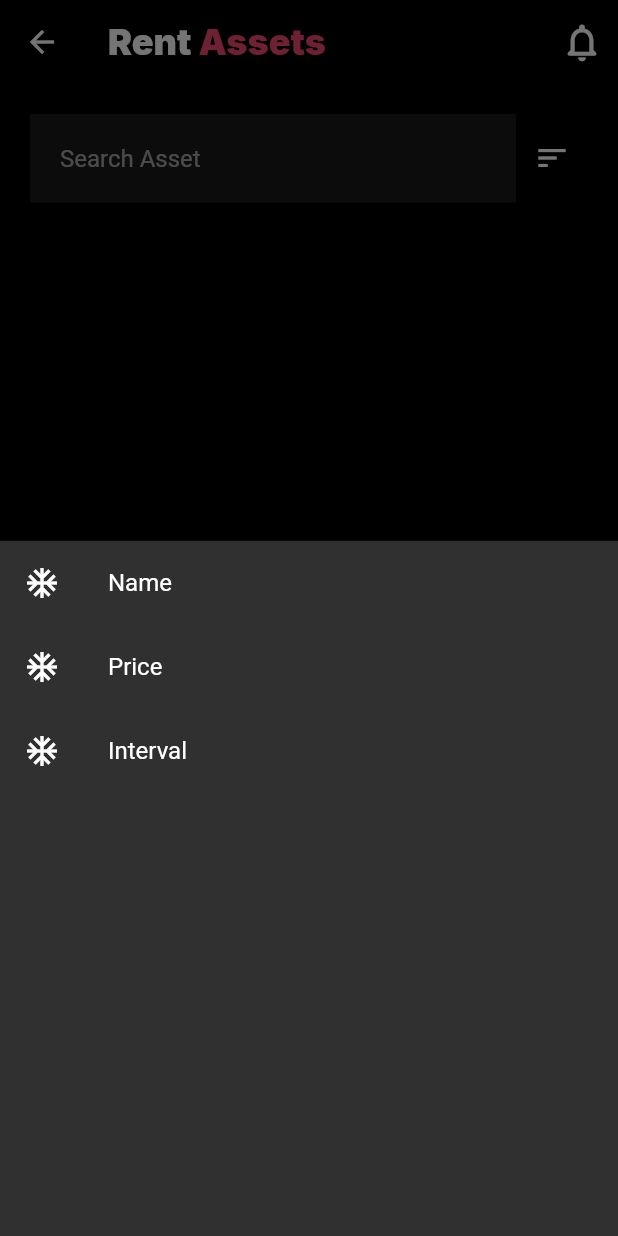
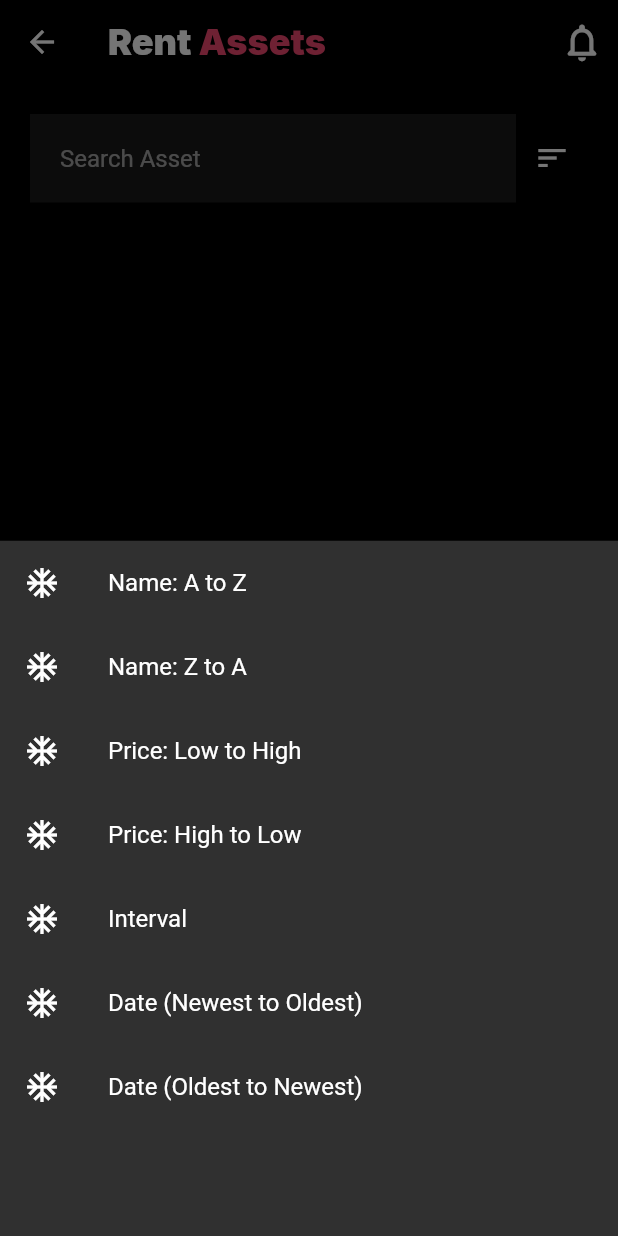
Before and after one commit to Renteefy/frontend-obsolete, a Flutter app: the AssetCatalogPage screen opened by its route, after a tap on the "sort" icon, on a phone screen of 412 x 824 dp. Run offline on Flutter 3.47's test engine with Material 2 defaults, Android fonts, the phone set to English and light mode, and no system bars; our stand-ins replace flutter_dotenv, flutter_secure_storage, google_fonts, image_picker; accounts and stored records are empty.

Commit message:
Multiple sorting options added

```diff
--- a/lib/models/AssetListing.dart
+++ b/lib/models/AssetListing.dart
@@ -6,6 +6,7 @@ class AssetListing {
   final String price;
   final String interval;
   final String url;
+  final String date;
 
   AssetListing({
     @required this.assetID,
@@ -13,6 +14,7 @@ class AssetListing {
     @required this.price,
     @required this.interval,
     @required this.url,
+    @required this.date,
   });
 
   factory AssetListing.fromJson(Map<String, dynamic> json) {
@@ -21,7 +23,8 @@ class AssetListing {
         title: json['title'] as String,
         price: json['price'] as String,
         interval: json['interval'] as String,
-        url: json['url'] as String);
+        url: json['url'] as String,
+        date: json['date'] as String);
   }
 }
 
--- a/lib/pages/AssetsCatalogPage.dart
+++ b/lib/pages/AssetsCatalogPage.dart
@@ -83,23 +83,52 @@ class _AssetCatalogPageState extends State<AssetCatalogPage> {
 
   void sortMadoAppa(String property) {
     switch (property) {
-      case "name":
+      case "name_a":
         setState(() {
-          res.sort((a, b) => a.title.compareTo(b.title));
-          searchRes.sort((a, b) => a.title.compareTo(b.title));
+          res.sort(
+              (a, b) => a.title.toLowerCase().compareTo(b.title.toLowerCase()));
+          searchRes.sort(
+              (a, b) => a.title.toLowerCase().compareTo(b.title.toLowerCase()));
         });
         break;
-      case "price":
+      case "name_b":
+        setState(() {
+          res.sort(
+              (b, a) => a.title.toLowerCase().compareTo(b.title.toLowerCase()));
+          searchRes.sort(
+              (b, a) => a.title.toLowerCase().compareTo(b.title.toLowerCase()));
+        });
+        break;
+      case "price_a":
         setState(() {
           res.sort((a, b) => int.parse(a.price).compareTo(int.parse(b.price)));
           searchRes
               .sort((a, b) => int.parse(a.price).compareTo(int.parse(b.price)));
         });
         break;
+      case "price_b":
+        setState(() {
+          res.sort((b, a) => int.parse(a.price).compareTo(int.parse(b.price)));
+          searchRes
+              .sort((b, a) => int.parse(a.price).compareTo(int.parse(b.price)));
+        });
+        break;
       case "interval":
         setState(() {
           res.sort((a, b) => a.interval.compareTo(b.interval));
           searchRes.sort((a, b) => a.interval.compareTo(b.interval));
+        });
+        break;
+      case "date_a":
+        setState(() {
+          res.sort((b, a) => a.date.compareTo(b.date));
+          searchRes.sort((b, a) => a.date.compareTo(b.date));
+        });
+        break;
+      case "date_b":
+        setState(() {
+          res.sort((a, b) => a.date.compareTo(b.date));
+          searchRes.sort((a, b) => a.date.compareTo(b.date));
         });
         break;
       default:
@@ -140,18 +169,34 @@ class _AssetCatalogPageState extends State<AssetCatalogPage> {
               child: Column(
                 children: [
                   ListTile(
-                    title: Text("Name"),
+                    title: Text("Name: A to Z"),
                     leading: Icon(Icons.ac_unit),
                     onTap: () => setState(() {
-                      sortMadoAppa("name");
+                      sortMadoAppa("name_a");
                       Navigator.of(context).pop();
                     }),
                   ),
                   ListTile(
-                    title: Text("Price"),
+                    title: Text("Name: Z to A"),
                     leading: Icon(Icons.ac_unit),
                     onTap: () => setState(() {
-                      sortMadoAppa("price");
+                      sortMadoAppa("name_b");
+                      Navigator.of(context).pop();
+                    }),
+                  ),
+                  ListTile(
+                    title: Text("Price: Low to High"),
+                    leading: Icon(Icons.ac_unit),
+                    onTap: () => setState(() {
+                      sortMadoAppa("price_a");
+                      Navigator.of(context).pop();
+                    }),
+                  ),
+                  ListTile(
+                    title: Text("Price: High to Low"),
+                    leading: Icon(Icons.ac_unit),
+                    onTap: () => setState(() {
+                      sortMadoAppa("price_b");
                       Navigator.of(context).pop();
                     }),
                   ),
@@ -159,6 +204,22 @@ class _AssetCatalogPageState extends State<AssetCatalogPage> {
                     title: Text("Interval"),
                     onTap: () => setState(() {
                       sortMadoAppa("interval");
+                      Navigator.of(context).pop();
+                    }),
+                    leading: Icon(Icons.ac_unit),
+                  ),
+                  ListTile(
+                    title: Text("Date (Newest to Oldest)"),
+                    onTap: () => setState(() {
+                      sortMadoAppa("date_a");
+                      Navigator.of(context).pop();
+                    }),
+                    leading: Icon(Icons.ac_unit),
+                  ),
+                  ListTile(
+                    title: Text("Date (Oldest to Newest)"),
+                    onTap: () => setState(() {
+                      sortMadoAppa("date_b");
                       Navigator.of(context).pop();
                     }),
                     leading: Icon(Icons.ac_unit),
```
